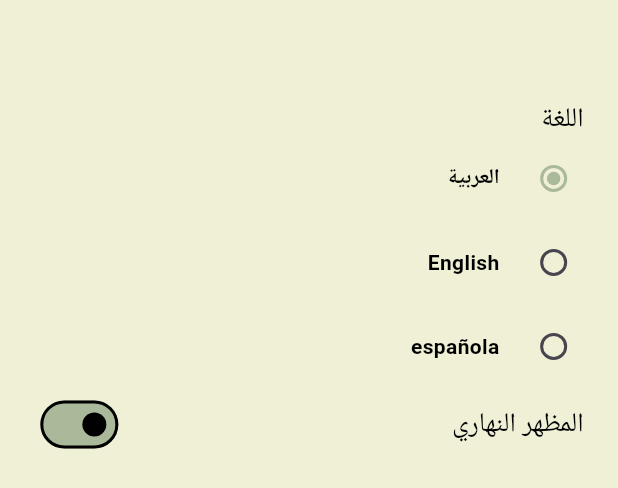
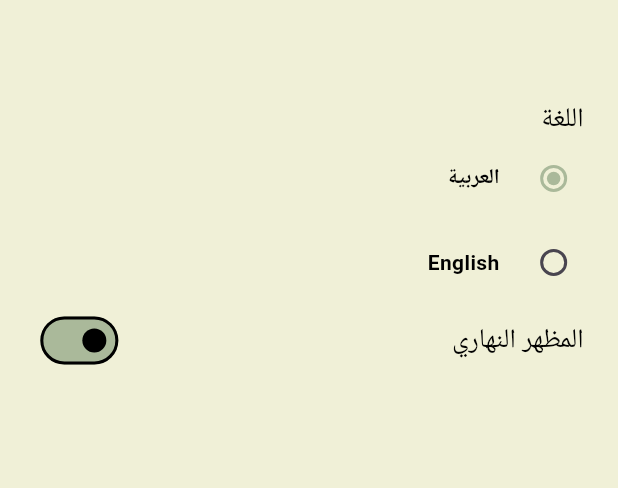
Before and after one commit to SheetalAlbiorix/kites_news_app, a Flutter app: the AppDrawerPage widget shown alone on an empty page, opened directly, after a tap on "العربية", on a phone screen of 412 x 824 dp. Shown: the top 488 px of the screen. Run offline on Flutter 3.47's test engine with Material 3 defaults, Android fonts, the phone set to English and light mode, and no system bars; our stand-ins replace animate_do, cached_network_image, connectivity_plus, dartz, device_preview, dio and 12 more; missing offline and left inert: autoequal; accounts and stored records are empty; generated files the repository leaves out were written again; Roboto replaces fonts that are missing (Georgia); statements that could not run were skipped.

Commit message:
Worked on translations.

```diff
--- a/kites_news_app/lib/src/features/news/presentation/pages/news_page.dart
+++ b/kites_news_app/lib/src/features/news/presentation/pages/news_page.dart
@@ -76,7 +76,14 @@ class _NewsPageState extends State<NewsPage> with TickerProviderStateMixin {
               color: Theme.of(context).colorScheme.onPrimary,
               fontWeight: FontWeight.w600),
         ),
-        leading: Icon(Icons.menu, size: 20),
+        leading: IconButton(
+            padding: EdgeInsets.zero,
+            constraints: BoxConstraints(),
+            onPressed: () {
+              FocusManager.instance.primaryFocus?.unfocus();
+              _key.currentState!.openDrawer();
+            },
+            icon: Icon(Icons.menu, size: 20)),
         actions: [
           IconButton(
             icon: Icon(
--- a/kites_news_app/lib/src/shared/presentation/pages/app_drawer_page.dart
+++ b/kites_news_app/lib/src/shared/presentation/pages/app_drawer_page.dart
@@ -98,28 +98,6 @@ class _AppDrawerPageState extends State<AppDrawerPage> {
             ),
           ),
 
-          // Spanish language
-          Theme(
-            data: ThemeData(unselectedWidgetColor: Theme.of(context).iconTheme.color),
-            child: RadioListTile(
-              activeColor: selectedLanguage != LanguageEnum.sp
-                  ? Theme.of(context).iconTheme.color
-                  : Theme.of(context).cardColor,
-              contentPadding: EdgeInsets.zero,
-              title: Text(
-                S.of(context).spanish,
-                style: Theme.of(context).textTheme.bodyMedium!.copyWith(
-                      fontWeight: FontWeight.bold,
-                    ),
-              ),
-              value: LanguageEnum.values[2],
-              groupValue: selectedLanguage,
-              onChanged: (value) {
-                selectedLanguage = value!;
-                context.read<AppNotifier>().setLocale(context, selectedLanguage);
-              },
-            ),
-          ),
           // Theme
           Row(
             mainAxisAlignment: MainAxisAlignment.spaceBetween,
@@ -139,8 +117,7 @@ class _AppDrawerPageState extends State<AppDrawerPage> {
                     // Light
                     sl<AppSharedPrefs>().setDarkTheme(false);
                   }
-                  Provider.of<AppNotifier>(context, listen: false)
-                      .updateThemeTitle(sl<AppSharedPrefs>().getIsDarkTheme());
+                  context.read<AppNotifier>().toggleTheme();
                 },
               ),
             ],
--- a/kites_news_app/lib/src/shared/presentation/pages/background_page.dart
+++ b/kites_news_app/lib/src/shared/presentation/pages/background_page.dart
@@ -1,4 +1,6 @@
 import 'package:flutter/material.dart';
+
+import 'app_drawer_page.dart';
 
 class BackgroundPage extends StatefulWidget {
   final Widget child;
@@ -56,12 +58,12 @@ class _BackgroundPageState extends State<BackgroundPage> {
           isCallFromDrawer = false;
         }
       },
-      drawer: /*widget.withDrawer
+      drawer: widget.withDrawer
           ? Drawer(
               backgroundColor: Theme.of(context).scaffoldBackgroundColor,
               child: AppDrawerPage(),
             )
-          : */
+          :
           null,
       body: SafeArea(
         bottom: widget.bottomSafeArea,
```
